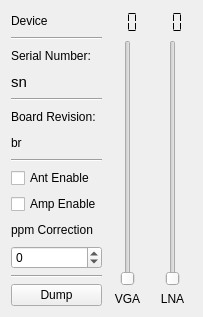
First picture: the form in src/devices/hackrf-handler/hackrf-widget.ui, repository tomneda/DABstar, before the edit.
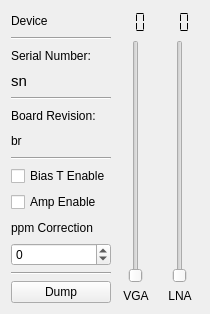
Second picture: the form after the edit.

Diff of the .ui file:
```diff
--- a/src/devices/hackrf-handler/hackrf-widget.ui
+++ b/src/devices/hackrf-handler/hackrf-widget.ui
@@ -6,8 +6,8 @@
    <rect>
     <x>0</x>
     <y>0</y>
-    <width>203</width>
-    <height>317</height>
+    <width>210</width>
+    <height>314</height>
    </rect>
   </property>
   <property name="windowTitle">
@@ -80,7 +80,7 @@
      <item>
       <widget class="QCheckBox" name="AntEnableButton">
        <property name="text">
-        <string>Ant Enable</string>
+        <string>Bias T Enable</string>
        </property>
        <property name="checked">
         <bool>false</bool>
```
Left out of the diff: 8 changed lines with no effect on the pictures.
